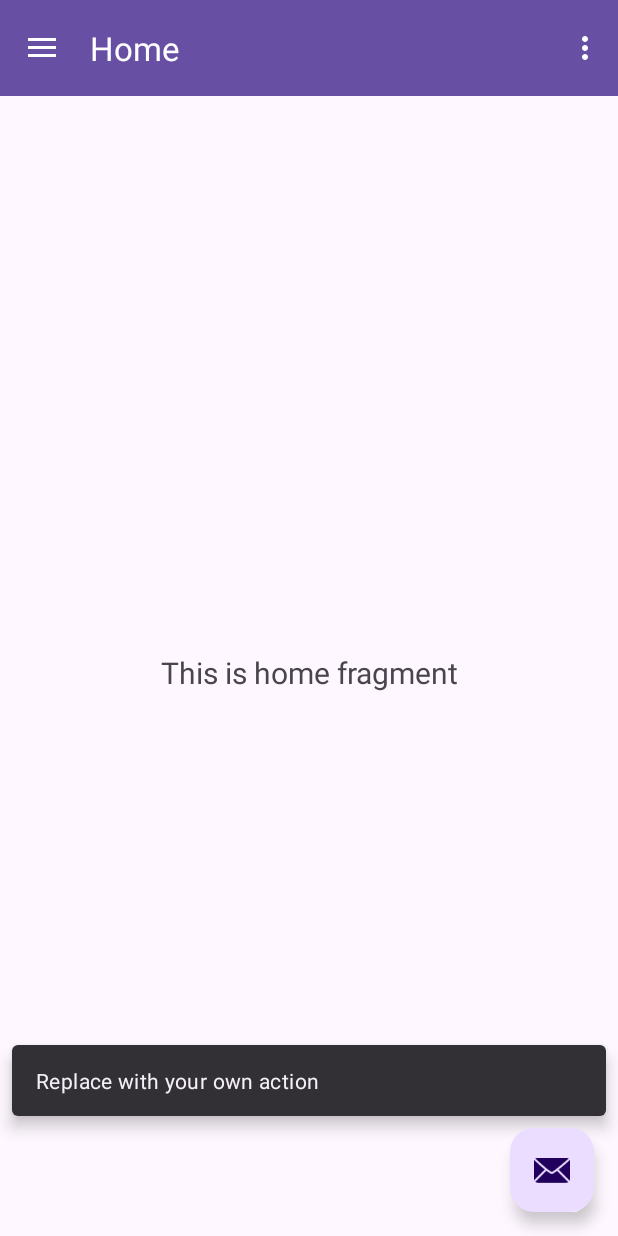
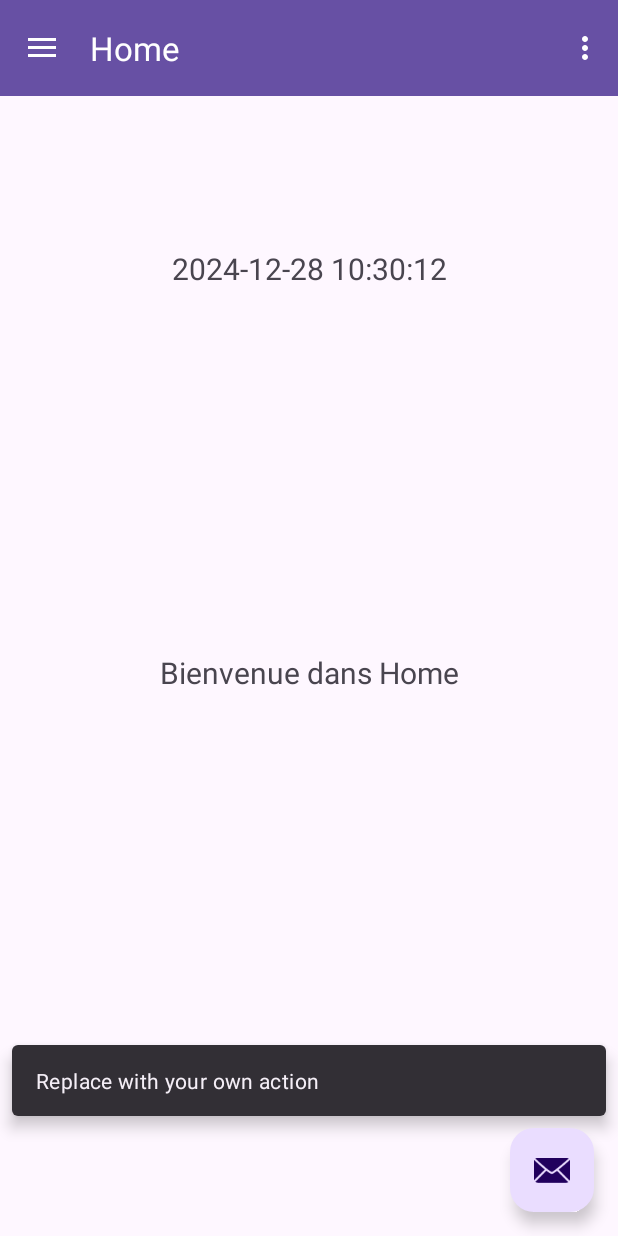
Before and after one commit to TheKassmi9/MyBudget, an Android app: the NavigationdrawerActivity screen opened directly, with no data from a screen before it, after a tap on an icon or button, on a phone screen of 412 x 824 dp. Run offline under Robolectric (Android 15) with nearby library versions, the phone set to English and light mode, and no system bars; our stand-ins replace navigation-ui.

Commit message:
second commit

```diff
--- a/app/src/main/java/com/example/jibi/NavigationdrawerActivity.java
+++ b/app/src/main/java/com/example/jibi/NavigationdrawerActivity.java
@@ -3,11 +3,15 @@ package com.example.jibi;
 import android.os.Bundle;
 import android.view.View;
 import android.view.Menu;
+import android.widget.Toast;
 
 import com.google.android.material.snackbar.Snackbar;
 import com.google.android.material.navigation.NavigationView;
 
+import androidx.annotation.NonNull;
+import androidx.annotation.Nullable;
 import androidx.navigation.NavController;
+import androidx.navigation.NavDestination;
 import androidx.navigation.Navigation;
 import androidx.navigation.ui.AppBarConfiguration;
 import androidx.navigation.ui.NavigationUI;
@@ -17,7 +21,6 @@ import androidx.appcompat.app.AppCompatActivity;
 import com.example.jibi.databinding.ActivityNavigationdrawerBinding;
 
 public class NavigationdrawerActivity extends AppCompatActivity {
-
     private AppBarConfiguration mAppBarConfiguration;
     private ActivityNavigationdrawerBinding binding;
 
@@ -25,42 +28,64 @@ public class NavigationdrawerActivity extends AppCompatActivity {
     protected void onCreate(Bundle savedInstanceState) {
         super.onCreate(savedInstanceState);
 
+        // Utilisation de ViewBinding pour lier l'UI
         binding = ActivityNavigationdrawerBinding.inflate(getLayoutInflater());
         setContentView(binding.getRoot());
 
+        // Configuration de la barre d'outils (Toolbar)
         setSupportActionBar(binding.appBarNavigationdrawer.toolbar);
-        binding.appBarNavigationdrawer.fab.setOnClickListener(new View.OnClickListener() {
-            @Override
-            public void onClick(View view) {
+
+        // Configuration du Floating Action Button (FAB)
+        binding.appBarNavigationdrawer.fab.setOnClickListener(view ->
                 Snackbar.make(view, "Replace with your own action", Snackbar.LENGTH_LONG)
                         .setAction("Action", null)
-                        .setAnchorView(R.id.fab).show();
-            }
-        });
+                        .setAnchorView(R.id.fab) // Ancre pour éviter la superposition
+                        .show()
+        );
+
+        // Initialisation du DrawerLayout et du NavigationView
         DrawerLayout drawer = binding.drawerLayout;
         NavigationView navigationView = binding.navView;
-        // Passing each menu ID as a set of Ids because each
-        // menu should be considered as top level destinations.
+
+        // Définition des destinations principales (menu de navigation)
         mAppBarConfiguration = new AppBarConfiguration.Builder(
-                R.id.nav_home, R.id.nav_gallery, R.id.nav_slideshow)
-                .setOpenableLayout(drawer)
-                .build();
+                R.id.nav_home, R.id.nav_gallery, R.id.nav_slideshow // Ajoute d'autres IDs si nécessaire
+        ).setOpenableLayout(drawer).build();
+
+        // Configuration du NavController
         NavController navController = Navigation.findNavController(this, R.id.nav_host_fragment_content_navigationdrawer);
         NavigationUI.setupActionBarWithNavController(this, navController, mAppBarConfiguration);
         NavigationUI.setupWithNavController(navigationView, navController);
+        navController.addOnDestinationChangedListener(new NavController.OnDestinationChangedListener() {
+            @Override
+            public void onDestinationChanged(@NonNull NavController navController, @NonNull NavDestination navDestination, @Nullable Bundle bundle) {
+                int menuId=navDestination.getId();
+                if (menuId == R.id.nav_home) {
+                    Toast.makeText(NavigationdrawerActivity.this, "Navigating to Home", Toast.LENGTH_SHORT).show();
+                } else if (menuId == R.id.nav_gallery) {
+                    Toast.makeText(NavigationdrawerActivity.this, "Navigating to Gallery", Toast.LENGTH_SHORT).show();
+                } else if (menuId == R.id.nav_slideshow) {
+                    Toast.makeText(NavigationdrawerActivity.this, "Navigating to Slideshow", Toast.LENGTH_SHORT).show();
+                } else {
+                    Toast.makeText(NavigationdrawerActivity.this, "Unknown Destination", Toast.LENGTH_SHORT).show();
+                }
+            }
+        });
+
+
     }
 
     @Override
     public boolean onCreateOptionsMenu(Menu menu) {
-        // Inflate the menu; this adds items to the action bar if it is present.
+        // Chargement du menu pour la Toolbar
         getMenuInflater().inflate(R.menu.navigationdrawer, menu);
         return true;
     }
 
     @Override
     public boolean onSupportNavigateUp() {
+        // Gestion de la navigation "Up" (retour) dans la barre d'outils
         NavController navController = Navigation.findNavController(this, R.id.nav_host_fragment_content_navigationdrawer);
-        return NavigationUI.navigateUp(navController, mAppBarConfiguration)
-                || super.onSupportNavigateUp();
+        return NavigationUI.navigateUp(navController, mAppBarConfiguration) || super.onSupportNavigateUp();
     }
 }
--- a/app/src/main/java/com/example/jibi/ui/home/HomeFragment.java
+++ b/app/src/main/java/com/example/jibi/ui/home/HomeFragment.java
@@ -10,7 +10,12 @@ import androidx.annotation.NonNull;
 import androidx.fragment.app.Fragment;
 import androidx.lifecycle.ViewModelProvider;
 
+import com.example.jibi.R;
 import com.example.jibi.databinding.FragmentHomeBinding;
+
+import java.text.SimpleDateFormat;
+import java.util.Date;
+import java.util.Locale;
 
 public class HomeFragment extends Fragment {
 
@@ -18,16 +23,44 @@ public class HomeFragment extends Fragment {
 
     public View onCreateView(@NonNull LayoutInflater inflater,
                              ViewGroup container, Bundle savedInstanceState) {
-        HomeViewModel homeViewModel =
-                new ViewModelProvider(this).get(HomeViewModel.class);
+        View root = inflater.inflate(R.layout.fragment_home, container, false);
 
-        binding = FragmentHomeBinding.inflate(inflater, container, false);
-        View root = binding.getRoot();
+        TextView textView = root.findViewById(R.id.text_home);
+        TextView textView_time = root.findViewById(R.id.text_time);
 
-        final TextView textView = binding.textHome;
-        homeViewModel.getText().observe(getViewLifecycleOwner(), textView::setText);
+        // Récupérer les données passées dans le bundle
+        Bundle arguments = getArguments();
+        if (arguments != null) {
+            String username = arguments.getString("username", "Utilisateur inconnu");
+            String password = arguments.getString("password", "Mot de passe non défini");
+            textView.setText("Username: " + username + "\nPassword: " + password);
+            Date now = new Date();
+
+// Définir un format pour la date et l'heure
+            SimpleDateFormat sdf = new SimpleDateFormat("yyyy-MM-dd HH:mm:ss", Locale.getDefault());
+
+// Convertir la date en chaîne formatée
+            String formattedDate = sdf.format(now);
+
+// Afficher la date formatée dans le TextView
+            textView_time.setText(formattedDate);        }
+        else {
+            Date now = new Date();
+
+// Définir un format pour la date et l'heure
+            SimpleDateFormat sdf = new SimpleDateFormat("yyyy-MM-dd HH:mm:ss", Locale.getDefault());
+
+// Convertir la date en chaîne formatée
+            String formattedDate = sdf.format(now);
+
+// Afficher la date formatée dans le TextView
+            textView_time.setText(formattedDate);
+            textView.setText("Bienvenue dans Home");
+        }
+
         return root;
     }
+
 
     @Override
     public void onDestroyView() {
--- a/app/src/main/res/layout/fragment_home.xml
+++ b/app/src/main/res/layout/fragment_home.xml
@@ -5,7 +5,6 @@
     android:layout_width="match_parent"
     android:layout_height="match_parent"
     tools:context=".ui.home.HomeFragment">
-
     <TextView
         android:id="@+id/text_home"
         android:layout_width="match_parent"
@@ -19,4 +18,21 @@
         app:layout_constraintEnd_toEndOf="parent"
         app:layout_constraintStart_toStartOf="parent"
         app:layout_constraintTop_toTopOf="parent" />
+
+    <TextView
+        android:id="@+id/text_time"
+        android:layout_width="match_parent"
+        android:layout_height="wrap_content"
+        android:layout_marginStart="8dp"
+        android:layout_marginTop="8dp"
+        android:layout_marginEnd="8dp"
+        android:text="time"
+        android:textAlignment="center"
+        android:textSize="20sp"
+        app:layout_constraintBottom_toBottomOf="parent"
+        app:layout_constraintEnd_toEndOf="parent"
+        app:layout_constraintHorizontal_bias="0.0"
+        app:layout_constraintStart_toStartOf="parent"
+        app:layout_constraintTop_toTopOf="parent"
+        app:layout_constraintVertical_bias="0.129" />
 </androidx.constraintlayout.widget.ConstraintLayout>
```
